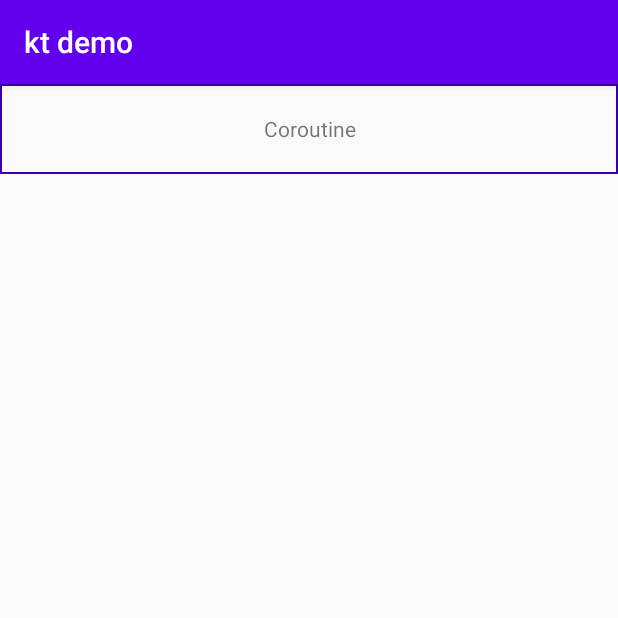
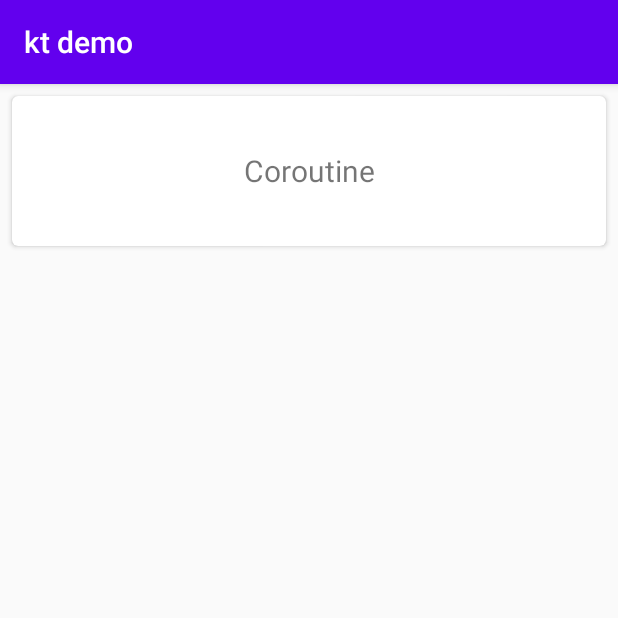
Before and after one commit to jinjinchacha/kt-note, an Android app: the screen it shows after launch (MainActivity), on a phone screen of 412 x 824 dp, the top half of it. Run offline under Robolectric (Android 15) with nearby library versions, the phone set to English and light mode, and no system bars.

Commit message:
add recyclerView in main fragment

```diff
--- /dev/null
+++ b/app/src/main/java/com/jung/ktdemo/ui/main/MainAdapter.kt
@@ -0,0 +1,52 @@
+package com.jung.ktdemo.ui.main
+
+import android.view.LayoutInflater
+import android.view.View
+import android.view.ViewGroup
+import androidx.navigation.NavDirections
+import androidx.navigation.Navigation.findNavController
+import androidx.recyclerview.widget.DiffUtil
+import androidx.recyclerview.widget.ListAdapter
+import androidx.recyclerview.widget.RecyclerView
+import com.jung.ktdemo.R
+import com.jung.ktdemo.databinding.SubjectItemBinding
+
+class MainAdapter :
+    ListAdapter<Pair<String, NavDirections>, MainAdapter.ViewHolder>(ItemDiffCallBack()) {
+    override fun onCreateViewHolder(parent: ViewGroup, viewType: Int) = ViewHolder(
+        LayoutInflater.from(parent.context).inflate(
+            R.layout.subject_item,
+            parent,
+            false
+        )
+    )
+
+    override fun onBindViewHolder(holder: ViewHolder, position: Int) {
+        val item = getItem(position)
+        with(holder.binding.subject) {
+            text = item.first
+            setOnClickListener { findNavController(holder.itemView).navigate(item.second) }
+        }
+    }
+
+    class ViewHolder(itemView: View) : RecyclerView.ViewHolder(itemView) {
+        private var _binding: SubjectItemBinding? = null
+        val binding get() = _binding!!
+
+        init {
+            _binding = SubjectItemBinding.bind(itemView)
+        }
+    }
+
+    private class ItemDiffCallBack : DiffUtil.ItemCallback<Pair<String, NavDirections>>() {
+        override fun areItemsTheSame(
+            o: Pair<String, NavDirections>,
+            n: Pair<String, NavDirections>
+        ) = o == n
+
+        override fun areContentsTheSame(
+            o: Pair<String, NavDirections>,
+            n: Pair<String, NavDirections>
+        ) = o == n
+    }
+}
--- a/app/src/main/java/com/jung/ktdemo/ui/main/MainFragment.kt
+++ b/app/src/main/java/com/jung/ktdemo/ui/main/MainFragment.kt
@@ -4,7 +4,7 @@ import android.os.Bundle
 import android.view.LayoutInflater
 import android.view.View
 import android.view.ViewGroup
-import androidx.navigation.fragment.findNavController
+import androidx.recyclerview.widget.LinearLayoutManager
 import com.jung.ktdemo.databinding.MainFragmentBinding
 import com.jung.ktdemo.ui.base.BaseFragment
 
@@ -16,10 +16,14 @@ class MainFragment : BaseFragment<MainFragmentBinding>() {
     override fun onViewCreated(view: View, savedInstanceState: Bundle?) {
         super.onViewCreated(view, savedInstanceState)
 
-        with(binding) {
-            textCoroutine.setOnClickListener {
-                findNavController().navigate(MainFragmentDirections.actionMainFragmentToCoroutineFragment())
-            }
+        val subjectList = listOf(
+            Pair("Coroutine", MainFragmentDirections.actionMainFragmentToCoroutineFragment())
+        )
+
+        with(binding.recycler) {
+            layoutManager = LinearLayoutManager(context)
+            adapter = MainAdapter()
+            (adapter as MainAdapter).submitList(subjectList)
         }
     }
 }
--- a/app/src/main/res/layout/main_fragment.xml
+++ b/app/src/main/res/layout/main_fragment.xml
@@ -1,18 +1,16 @@
 <?xml version="1.0" encoding="utf-8"?>
-<androidx.constraintlayout.widget.ConstraintLayout
-    xmlns:android="http://schemas.android.com/apk/res/android"
+<androidx.constraintlayout.widget.ConstraintLayout xmlns:android="http://schemas.android.com/apk/res/android"
     xmlns:app="http://schemas.android.com/apk/res-auto"
-    xmlns:tools="http://schemas.android.com/tools"
     android:layout_width="match_parent"
     android:layout_height="match_parent">
 
-    <TextView
-        android:id="@+id/text_coroutine"
+    <androidx.recyclerview.widget.RecyclerView
+        android:id="@+id/recycler"
         android:layout_width="0dp"
-        android:layout_height="60dp"
-        android:gravity="center"
-        android:text="Coroutine"
-        android:background="@drawable/bg_subjects"
+        android:layout_height="0dp"
+        android:clipToPadding="false"
+        android:paddingBottom="8dp"
+        app:layout_constraintBottom_toBottomOf="parent"
         app:layout_constraintEnd_toEndOf="parent"
         app:layout_constraintStart_toStartOf="parent"
         app:layout_constraintTop_toTopOf="parent" />
--- /dev/null
+++ b/app/src/main/res/layout/subject_item.xml
@@ -0,0 +1,17 @@
+<?xml version="1.0" encoding="utf-8"?>
+<androidx.cardview.widget.CardView xmlns:android="http://schemas.android.com/apk/res/android"
+    xmlns:app="http://schemas.android.com/apk/res-auto"
+    android:layout_width="match_parent"
+    android:layout_height="wrap_content"
+    android:layout_marginTop="8dp"
+    android:layout_marginStart="8dp"
+    android:layout_marginEnd="8dp"
+    app:cardCornerRadius="4dp">
+
+    <TextView
+        android:id="@+id/subject"
+        android:layout_width="match_parent"
+        android:layout_height="100dp"
+        android:gravity="center"
+        android:textSize="20sp" />
+</androidx.cardview.widget.CardView>
```
